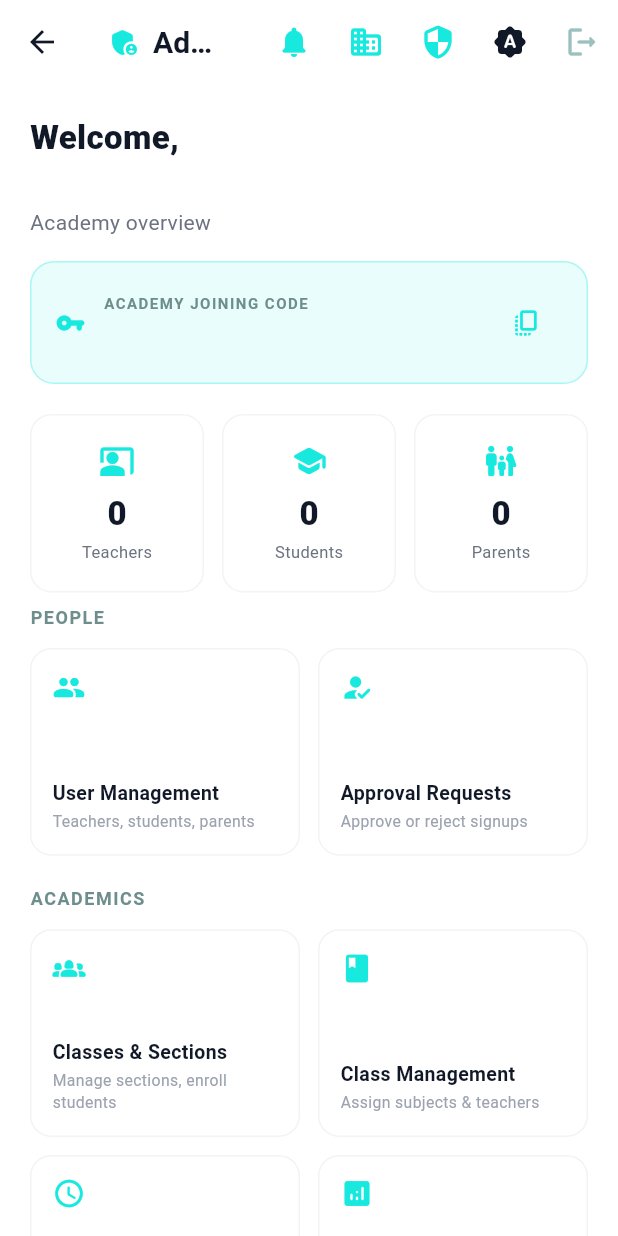
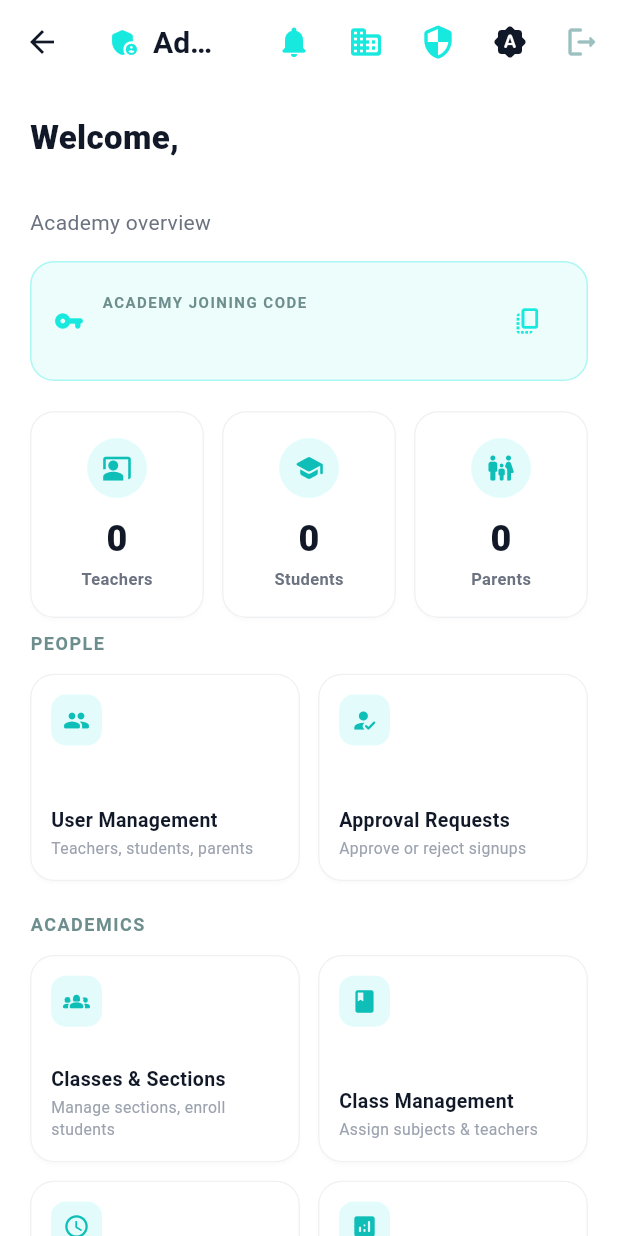
Before and after one commit to TaleemPlus-UCP/TaleemPlus, a Flutter app: the AdminDashboard screen opened by its route, on a phone screen of 412 x 824 dp. Run offline on Flutter 3.47's test engine with Material 3 defaults, Android fonts, the phone set to English and light mode, and no system bars; our stand-ins replace cloud_firestore, firebase_auth, firebase_core, fl_chart, image_picker, local_auth and 5 more; missing offline and left inert: google_mlkit_text_recognition; accounts and stored records are empty; generated files the repository leaves out were written again.

Commit message:
style: upgrade dashboard cards to themed Card widgets
Admin/Teacher grid tiles and stat cards, and Parent's child cards/action
tiles, moved from manual Container+Material+border decoration to the
Card widget — now that AppTheme provides consistent elevation/shadow/
surfaceTintColor, this gives every dashboard a shared, premium card
language for free instead of each screen hand-rolling its own border
styling. Icons now sit in a colored rounded chip instead of bare, and
stat card numbers/labels got a weight/size bump for clearer hierarchy.

Co-Authored-By: Claude Sonnet 5 <noreply@anthropic.com>
Claude-Session: https://claude.ai/code/session_01BahHN8KMBzaLnb2KLgXXYp

```diff
--- a/lib/features/admin/admin_dashboard.dart
+++ b/lib/features/admin/admin_dashboard.dart
@@ -681,30 +681,31 @@ class _AdminDashboardState extends State<AdminDashboard> {
 
   Widget _statCard(String label, int value, IconData icon, VoidCallback onTap) {
     return Expanded(
-      child: Material(
-        color: Colors.transparent,
+      child: Card(
+        clipBehavior: Clip.antiAlias,
         child: InkWell(
           onTap: onTap,
-          borderRadius: BorderRadius.circular(14),
-          child: Container(
+          child: Padding(
             padding: const EdgeInsets.symmetric(vertical: 18, horizontal: 8),
-            decoration: BoxDecoration(
-              color: context.appColors.surface.withValues(alpha: 0.55),
-              borderRadius: BorderRadius.circular(14),
-              border: Border.all(
-                  color: context.appColors.border.withValues(alpha: 0.5)),
-            ),
             child: Column(
               mainAxisSize: MainAxisSize.min,
               children: [
-                Icon(icon, color: AppColors.accent, size: 24),
-                const SizedBox(height: 8),
+                Container(
+                  width: 40,
+                  height: 40,
+                  decoration: BoxDecoration(
+                    color: AppColors.accent.withValues(alpha: 0.12),
+                    shape: BoxShape.circle,
+                  ),
+                  child: Icon(icon, color: AppColors.accentDark, size: 20),
+                ),
+                const SizedBox(height: 10),
                 FittedBox(
                   fit: BoxFit.scaleDown,
                   child: Text('$value',
                       style: TextStyle(
                           color: context.appColors.textPrimary,
-                          fontSize: 22,
+                          fontSize: 24,
                           fontWeight: FontWeight.w800)),
                 ),
                 const SizedBox(height: 2),
@@ -713,7 +714,8 @@ class _AdminDashboardState extends State<AdminDashboard> {
                   child: Text(label,
                       style: TextStyle(
                           color: context.appColors.textSecondary,
-                          fontSize: 11)),
+                          fontSize: 11,
+                          fontWeight: FontWeight.w600)),
                 ),
               ],
             ),
@@ -724,16 +726,19 @@ class _AdminDashboardState extends State<AdminDashboard> {
   }
 
   Widget _buildAcademyCodeCard(String code) {
-    return Container(
+    return Card(
+      color: AppColors.accent.withValues(alpha: 0.08),
+      shape: RoundedRectangleBorder(
+        borderRadius: BorderRadius.circular(16),
+        side: BorderSide(color: AppColors.accent.withValues(alpha: 0.3)),
+      ),
+      elevation: 0,
+      child: Padding(
         padding: const EdgeInsets.all(16),
-      decoration: BoxDecoration(
-        color: AppColors.accent.withValues(alpha: 0.1),
-        borderRadius: BorderRadius.circular(16),
-        border: Border.all(color: AppColors.accent.withValues(alpha: 0.3)),
-      ),
         child: Row(
           children: [
-          const Icon(Icons.vpn_key_rounded, color: AppColors.accent, size: 20),
+            const Icon(Icons.vpn_key_rounded,
+                color: AppColors.accent, size: 20),
             const SizedBox(width: 12),
             Expanded(
               child: Column(
@@ -766,6 +771,7 @@ class _AdminDashboardState extends State<AdminDashboard> {
               },
             ),
           ],
+        ),
       ),
     );
   }
@@ -802,30 +808,31 @@ class _AdminDashboardState extends State<AdminDashboard> {
 
   Widget _gridTile(
       String title, String subtitle, IconData icon, VoidCallback onTap) {
-    return Material(
-      color: Colors.transparent,
+    return Card(
+      clipBehavior: Clip.antiAlias,
       child: InkWell(
-        borderRadius: BorderRadius.circular(14),
         onTap: onTap,
-        child: Container(
+        child: Padding(
           padding: const EdgeInsets.all(14),
-          decoration: BoxDecoration(
-            color: context.appColors.surface.withValues(alpha: 0.55),
-            borderRadius: BorderRadius.circular(14),
-            border: Border.all(
-                color: context.appColors.border.withValues(alpha: 0.5)),
-          ),
           child: Column(
             crossAxisAlignment: CrossAxisAlignment.start,
             children: [
-              Icon(icon, color: AppColors.accent, size: 22),
+              Container(
+                width: 34,
+                height: 34,
+                decoration: BoxDecoration(
+                  color: AppColors.accent.withValues(alpha: 0.12),
+                  borderRadius: BorderRadius.circular(10),
+                ),
+                child: Icon(icon, color: AppColors.accentDark, size: 18),
+              ),
               const Spacer(),
               Text(title,
                   maxLines: 1,
                   overflow: TextOverflow.ellipsis,
                   style: TextStyle(
                       color: context.appColors.textPrimary,
-                      fontWeight: FontWeight.w600,
+                      fontWeight: FontWeight.w700,
                       fontSize: 13)),
               const SizedBox(height: 2),
               Text(subtitle,
```
Also changed, not shown: lib/features/parent/parent_dashboard.dart (+14 -19 lines), lib/features/teacher/teacher_dashboard.dart (+13 -12 lines). Lines whose indentation alone changed are shown as unchanged.
